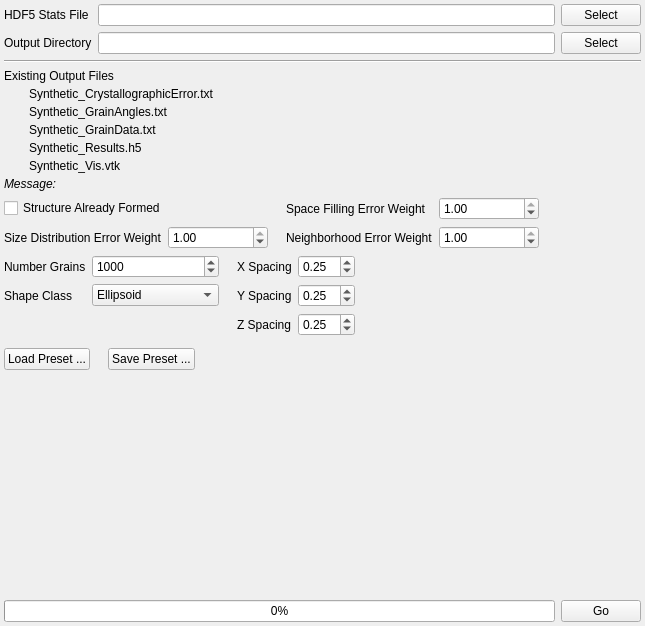
Before: the Qt Designer form Source/AIM/GUI/UI_Files/GrainGeneratorWidget.ui in BlueQuartzSoftware/DREAM3D, drawn with Qt 5.
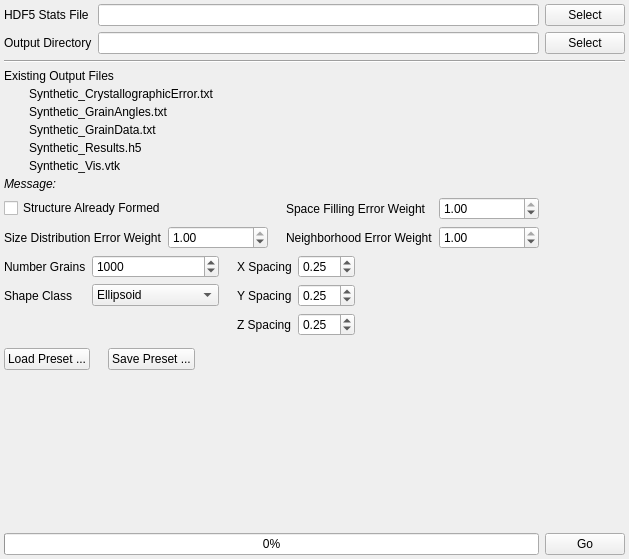
After: the same form once the commit is applied. Icons and pictures are not drawn.

Commit message: Chaning the Tab Widget to now use promoted widgets instead of nesting the custom QWidget class inside another QWidget

```diff
--- a/Source/AIM/GUI/UI_Files/GrainGeneratorWidget.ui
+++ b/Source/AIM/GUI/UI_Files/GrainGeneratorWidget.ui
@@ -6,8 +6,8 @@
    <rect>
     <x>0</x>
     <y>0</y>
-    <width>645</width>
-    <height>626</height>
+    <width>629</width>
+    <height>559</height>
    </rect>
   </property>
   <property name="windowTitle">
```
The commit also changes 1 other file.
